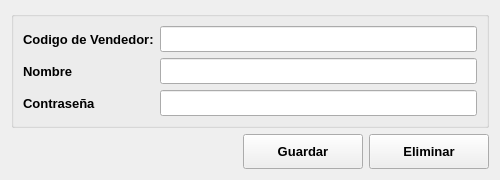
The window that ui/vendedores.ui (OesteDEV/TPV) describes before a commit, drawn with Qt 5.
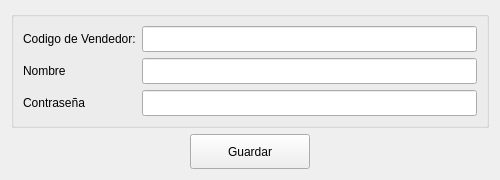
The same window after the commit. Icons and pictures are not drawn.

What changed in the file:
```diff
--- a/ui/vendedores.ui
+++ b/ui/vendedores.ui
@@ -44,14 +44,6 @@
        <height>35</height>
       </size>
      </property>
-     <property name="font">
-      <font>
-       <family>Arial</family>
-       <pointsize>10</pointsize>
-       <weight>75</weight>
-       <bold>true</bold>
-      </font>
-     </property>
      <property name="text">
       <string>Guardar</string>
      </property>
@@ -59,49 +51,6 @@
       <iconset>
        <normaloff>icon/guardar.png</normaloff>icon/guardar.png</iconset>
      </property>
-     <property name="iconSize">
-      <size>
-       <width>20</width>
-       <height>20</height>
-      </size>
-     </property>
-    </widget>
-   </item>
-   <item row="2" column="2">
-    <widget class="QPushButton" name="pushButton_2">
-     <property name="sizePolicy">
-      <sizepolicy hsizetype="Fixed" vsizetype="Fixed">
-       <horstretch>0</horstretch>
-       <verstretch>0</verstretch>
-      </sizepolicy>
-     </property>
-     <property name="minimumSize">
-      <size>
-       <width>120</width>
-       <height>35</height>
-      </size>
-     </property>
-     <property name="font">
-      <font>
-       <family>Arial</family>
-       <pointsize>10</pointsize>
-       <weight>75</weight>
-       <bold>true</bold>
-      </font>
-     </property>
-     <property name="text">
-      <string>Eliminar</string>
-     </property>
-     <property name="icon">
-      <iconset>
-       <normaloff>icon/cancel.png</normaloff>icon/cancel.png</iconset>
-     </property>
-     <property name="iconSize">
-      <size>
-       <width>20</width>
-       <height>20</height>
-      </size>
-     </property>
     </widget>
    </item>
    <item row="1" column="0" colspan="3">
@@ -163,8 +112,7 @@
         </property>
         <property name="font">
          <font>
-          <family>Arial</family>
-          <pointsize>12</pointsize>
+          <pointsize>10</pointsize>
           <weight>75</weight>
           <bold>true</bold>
          </font>
@@ -243,14 +191,6 @@
           </disabled>
          </palette>
         </property>
-        <property name="font">
-         <font>
-          <family>Arial</family>
-          <pointsize>10</pointsize>
-          <weight>75</weight>
-          <bold>true</bold>
-         </font>
-        </property>
         <property name="text">
          <string>Codigo de Vendedor:</string>
         </property>
@@ -328,14 +268,6 @@
           </disabled>
          </palette>
         </property>
-        <property name="font">
-         <font>
-          <family>Arial</family>
-          <pointsize>10</pointsize>
-          <weight>75</weight>
-          <bold>true</bold>
-         </font>
-        </property>
         <property name="text">
          <string>Nombre</string>
         </property>
@@ -343,6 +275,9 @@
       </item>
       <item row="0" column="1" colspan="2">
        <widget class="QLineEdit" name="id_vendedor">
+        <property name="enabled">
+         <bool>true</bool>
+        </property>
         <property name="sizePolicy">
          <sizepolicy hsizetype="Expanding" vsizetype="Expanding">
           <horstretch>0</horstretch>
@@ -388,8 +323,7 @@
         </property>
         <property name="font">
          <font>
-          <family>Arial</family>
-          <pointsize>12</pointsize>
+          <pointsize>10</pointsize>
           <weight>75</weight>
           <bold>true</bold>
          </font>
@@ -468,14 +402,6 @@
           </disabled>
          </palette>
         </property>
-        <property name="font">
-         <font>
-          <family>Arial</family>
-          <pointsize>10</pointsize>
-          <weight>75</weight>
-          <bold>true</bold>
-         </font>
-        </property>
         <property name="text">
          <string>Contraseña</string>
         </property>
@@ -528,8 +454,7 @@
         </property>
         <property name="font">
          <font>
-          <family>Arial</family>
-          <pointsize>12</pointsize>
+          <pointsize>10</pointsize>
           <weight>75</weight>
           <bold>true</bold>
          </font>
```
